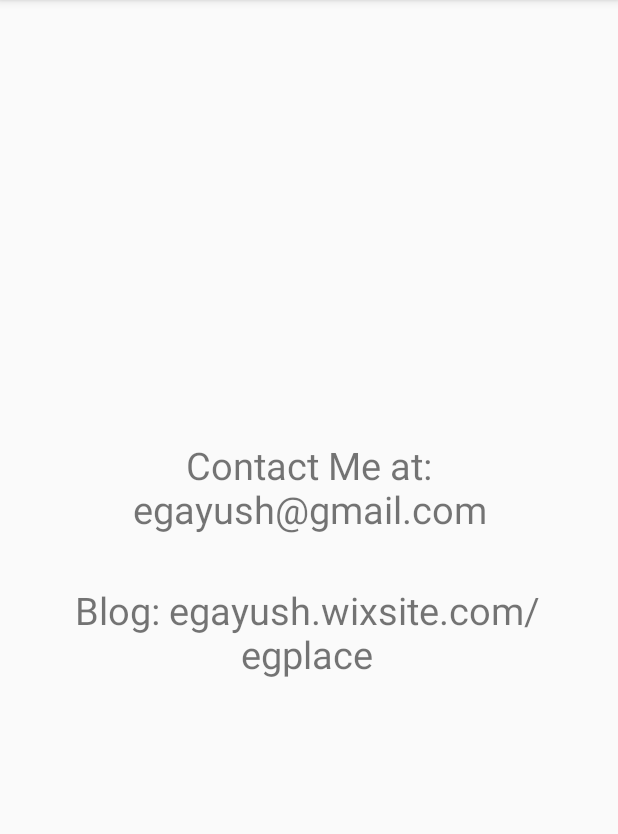
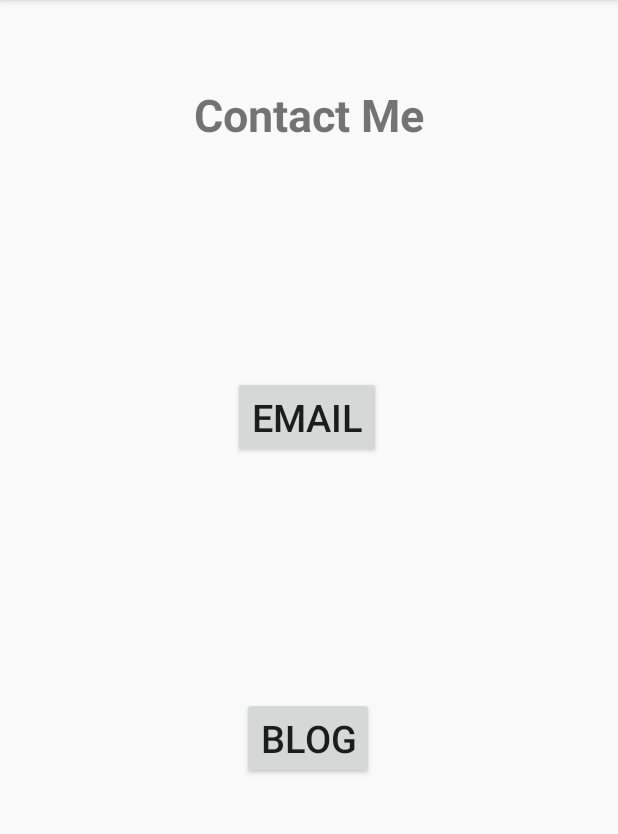
Before and after one commit to AyushEG/LauncherLock, an Android app: the screen it shows after launch (contactMeActivity), in the options menu, after a tap on "Contact Me!", on a phone screen of 412 x 824 dp, the part 84-918 px from its top. Run offline under Robolectric (Android 15) with nearby library versions, the phone set to English and light mode, and no system bars; our stand-ins replace AdMob.

Commit message:
Updated gradle, added buttons to contact me, changed some properties with text fields, made admob ads visible, and disabled split screen mode.

```diff
--- a/app/src/main/java/com/ayusheg/launcherlock/contactMeActivity.java
+++ b/app/src/main/java/com/ayusheg/launcherlock/contactMeActivity.java
@@ -1,13 +1,36 @@
 package com.ayusheg.launcherlock;
 
+import android.content.Intent;
+import android.net.Uri;
 import android.os.Bundle;
 import android.support.v7.app.AppCompatActivity;
+import android.view.View;
+
+import com.google.android.gms.ads.AdRequest;
+import com.google.android.gms.ads.AdView;
 
 public class contactMeActivity extends AppCompatActivity {
+    private AdView mAdView5;
+    private AdView mAdview6;
 
-    @Override
     protected void onCreate(Bundle savedInstanceState) {
         super.onCreate(savedInstanceState);
         setContentView(R.layout.activity_contact_me);
+        AdView mAdview5 = (AdView) findViewById(R.id.adView5);
+        AdRequest adRequest = new AdRequest.Builder().build();
+        mAdview5.loadAd(adRequest);
+        AdView mAdview6 = (AdView) findViewById(R.id.adView6);
+        mAdview6.loadAd(adRequest);
+    }
+
+    public void button3(View view) {
+        Intent blogIntent = new Intent(Intent.ACTION_VIEW, Uri.parse("https://egayush.wixsite.com/egplace"));
+        startActivity(blogIntent);
+    }
+
+    public void button2(View view) {
+        Intent intent = new Intent(Intent.ACTION_SENDTO, Uri.fromParts(
+                "mailto","egayush@gmail.com", null));
+        startActivity(Intent.createChooser(intent, "Choose an Email client :"));
     }
 }
--- a/app/src/main/java/com/ayusheg/launcherlock/mainScreenActivity.java
+++ b/app/src/main/java/com/ayusheg/launcherlock/mainScreenActivity.java
@@ -15,7 +15,6 @@
 import android.widget.CheckBox;
 import android.widget.CompoundButton;
 import android.widget.TextView;
-
 import com.google.android.gms.ads.AdRequest;
 import com.google.android.gms.ads.AdView;
 
@@ -37,12 +36,12 @@
         super.onCreate(savedInstanceState);
         setContentView(R.layout.activity_main_screen);
 
-        AdView adview = (AdView) findViewById(R.id.adView);
-        AdView adview2 = (AdView) findViewById(R.id.adView2);
+        AdView mAdview = (AdView) findViewById(R.id.adView);
+        AdView mAdview2 = (AdView) findViewById(R.id.adView2);
 
-        AdRequest adRequest = new AdRequest.Builder()
-                .setRequestAgent("android_studio:ad_template").build();
-
+        AdRequest adRequest = new AdRequest.Builder().build();
+        mAdview.loadAd(adRequest);
+        mAdview2.loadAd(adRequest);
         coordinatorLayout = (CoordinatorLayout)findViewById(R.id.coordinatorLayout);
 
         checkBox = (CheckBox) findViewById(R.id.checkBox);
--- a/app/src/main/res/layout/activity_contact_me.xml
+++ b/app/src/main/res/layout/activity_contact_me.xml
@@ -1,50 +1,67 @@
 <?xml version="1.0" encoding="utf-8"?>
 <android.support.constraint.ConstraintLayout xmlns:android="http://schemas.android.com/apk/res/android"
+    xmlns:ads="http://schemas.android.com/apk/res-auto"
     xmlns:app="http://schemas.android.com/apk/res-auto"
     xmlns:tools="http://schemas.android.com/tools"
-    xmlns:ads="http://schemas.android.com/apk/res-auto"
     android:layout_width="match_parent"
     android:layout_height="match_parent"
     tools:context="com.ayusheg.launcherlock.contactMeActivity">
 
     <TextView
-        android:id="@+id/textView4"
-        android:layout_width="330dp"
-        android:layout_height="75dp"
-        android:layout_marginEnd="40dp"
-        android:layout_marginLeft="40dp"
-        android:layout_marginRight="40dp"
-        android:layout_marginStart="40dp"
-        android:text="Blog: egayush.wixsite.com/egplace"
+        android:id="@+id/textView8"
+        android:layout_width="match_parent"
+        android:layout_height="wrap_content"
+        android:layout_marginTop="56dp"
+        android:text="Contact Me"
         android:textAlignment="center"
-        android:textSize="25sp"
-        app:layout_constraintBottom_toBottomOf="parent"
-        app:layout_constraintHorizontal_bias="0.0"
+        android:autoSizeTextType="uniform"
+        android:textSize="30sp"
+        android:textStyle="bold"
         app:layout_constraintLeft_toLeftOf="parent"
         app:layout_constraintRight_toRightOf="parent"
         app:layout_constraintTop_toTopOf="parent"
-        app:layout_constraintVertical_bias="0.562"
+        tools:layout_constraintLeft_creator="1"
+        tools:layout_constraintRight_creator="1"
+        tools:layout_constraintTop_creator="1" />
+    <Button
+        android:id="@+id/button2"
+        android:layout_width="wrap_content"
+        android:layout_height="wrap_content"
+        android:autoSizeTextType="uniform"
+        android:text="Email"
+        android:onClick="button2"
+        android:textAlignment="center"
+        android:textSize="25sp"
+        ads:layout_constraintEnd_toEndOf="parent"
+        ads:layout_constraintHorizontal_bias="0.496"
+        ads:layout_constraintStart_toStartOf="parent"
+        ads:layout_constraintVertical_bias="0.244"
+        app:layout_constraintBottom_toTopOf="@+id/adView6"
+        app:layout_constraintLeft_toLeftOf="parent"
+        app:layout_constraintRight_toRightOf="parent"
+        app:layout_constraintTop_toBottomOf="@+id/adView5"
         tools:layout_constraintBottom_creator="1"
         tools:layout_constraintLeft_creator="1"
         tools:layout_constraintRight_creator="1"
         tools:layout_constraintTop_creator="1" />
 
-    <TextView
-        android:id="@+id/textView5"
-        android:layout_width="301dp"
-        android:layout_height="74dp"
-        android:layout_marginEnd="40dp"
-        android:layout_marginLeft="40dp"
-        android:layout_marginRight="40dp"
-        android:layout_marginStart="40dp"
-        android:text="Contact Me at: egayush@gmail.com"
+    <Button
+        android:id="@+id/button3"
+        android:layout_width="wrap_content"
+        android:layout_height="wrap_content"
+        android:autoSizeTextType="uniform"
+        android:text="Blog"
+        android:onClick="button3"
         android:textAlignment="center"
         android:textSize="25sp"
-        ads:layout_constraintBottom_toBottomOf="parent"
-        ads:layout_constraintLeft_toLeftOf="parent"
-        ads:layout_constraintRight_toRightOf="parent"
-        ads:layout_constraintTop_toTopOf="parent"
-        ads:layout_constraintVertical_bias="0.422"
+        ads:layout_constraintEnd_toEndOf="parent"
+        ads:layout_constraintHorizontal_bias="0.498"
+        ads:layout_constraintStart_toStartOf="parent"
+        ads:layout_constraintVertical_bias="0.786"
+        app:layout_constraintBottom_toTopOf="@+id/adView6"
+        app:layout_constraintLeft_toLeftOf="parent"
+        app:layout_constraintRight_toRightOf="parent"
+        app:layout_constraintTop_toBottomOf="@+id/adView5"
         tools:layout_constraintBottom_creator="1"
         tools:layout_constraintLeft_creator="1"
         tools:layout_constraintRight_creator="1"
@@ -54,27 +71,33 @@
         android:id="@+id/adView5"
         android:layout_width="wrap_content"
         android:layout_height="wrap_content"
-        ads:adSize="BANNER"
-        ads:adUnitId="@string/admob_id"
-        tools:layout_editor_absoluteY="155dp"
         android:layout_alignParentBottom="true"
         android:layout_alignParentLeft="true"
         android:layout_alignParentStart="true"
+        android:layout_marginTop="154dp"
+        android:gravity="center_horizontal"
+        ads:adSize="BANNER"
+        ads:adUnitId="@string/admob_id"
+        app:layout_constraintBottom_toTopOf="@+id/textView3"
+        app:layout_constraintHorizontal_bias="0.494"
         app:layout_constraintLeft_toLeftOf="parent"
         app:layout_constraintRight_toRightOf="parent"
-        app:layout_constraintHorizontal_bias="0.494" />
+        app:layout_constraintTop_toTopOf="parent" />
 
     <com.google.android.gms.ads.AdView
         android:id="@+id/adView6"
         android:layout_width="wrap_content"
         android:layout_height="wrap_content"
-        ads:adSize="BANNER"
-        ads:adUnitId="@string/admob_id"
-        tools:layout_editor_absoluteY="390dp"
         android:layout_alignParentBottom="true"
         android:layout_alignParentLeft="true"
         android:layout_alignParentStart="true"
+        android:layout_marginBottom="164dp"
+        android:gravity="center_horizontal"
+        ads:adSize="BANNER"
+        ads:adUnitId="@string/admob_id"
+        app:layout_constraintBottom_toBottomOf="parent"
+        app:layout_constraintHorizontal_bias="0.494"
         app:layout_constraintLeft_toLeftOf="parent"
         app:layout_constraintRight_toRightOf="parent"
-        app:layout_constraintHorizontal_bias="0.494" />
+        app:layout_constraintTop_toBottomOf="@+id/textView3" />
 </android.support.constraint.ConstraintLayout>
--- a/app/src/main/res/values/strings.xml
+++ b/app/src/main/res/values/strings.xml
@@ -1,4 +1,5 @@
 <resources>
     <string name="app_name">LauncherLock</string>
-    <string name="admob_id">ca-app-pub-3940256099942544/63978111</string>
+    <string name="admob_id">ca-app-pub-3940256099942544/6300978111</string>
+    <string name="email">egayush@gmail.com</string>
 </resources>
--- a/build.gradle
+++ b/build.gradle
@@ -3,9 +3,10 @@
 buildscript {
     repositories {
         jcenter()
+        google()
     }
     dependencies {
-        classpath 'com.android.tools.build:gradle:2.3.3'
+        classpath 'com.android.tools.build:gradle:3.1.1'
 
         // NOTE: Do not place your application dependencies here; they belong
         // in the individual module build.gradle files
@@ -15,6 +16,7 @@
 allprojects {
     repositories {
         jcenter()
+        google()
     }
 }
 
```
Also changed, not shown: app/build.gradle (+8 -9 lines), app/src/main/AndroidManifest.xml (+29 -24 lines), app/src/main/java/com/ayusheg/launcherlock/creditsActivity.java (+8 -0 lines), app/src/main/res/layout/activity_credits.xml (+19 -15 lines), app/src/main/res/layout/activity_main_screen.xml (+64 -52 lines), gradle/wrapper/gradle-wrapper.properties, 1 other file.
